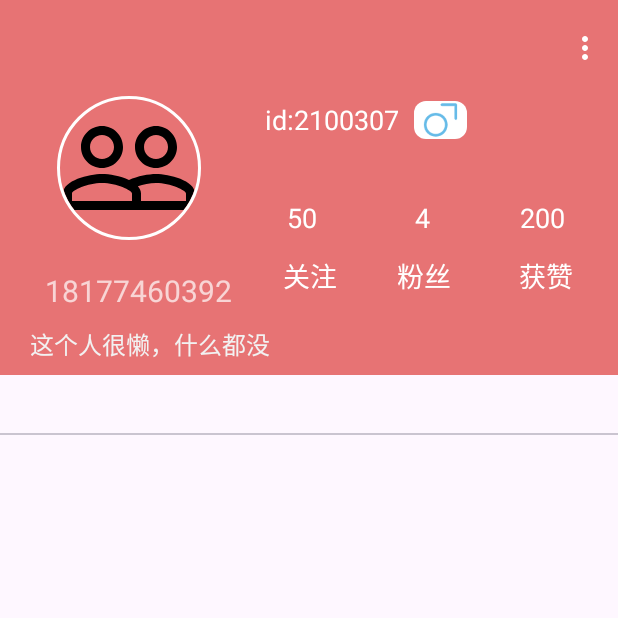
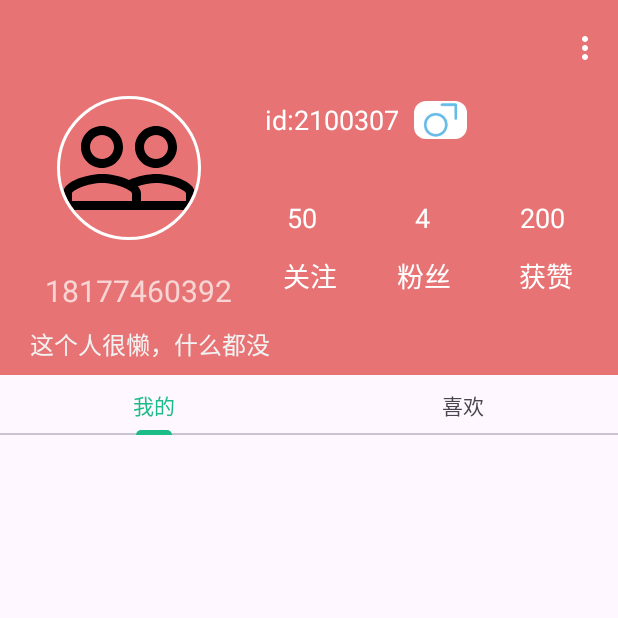
Before and after one commit to qinqin123555/PhototSharing, an Android app: the fragment PersonalCenterFragment shown on its own in the app's theme, on a phone screen of 412 x 824 dp, the top half of it. Run offline under Robolectric (Android 15) with nearby library versions, the phone set to English and light mode, and no system bars; our stand-ins replace CircleImageView; pictures from the network do not load; 1 statement that could not run was skipped.

Commit message:
个人中心我的+喜欢

```diff
--- a/app/src/main/java/com/example/phototsharing/fragment/PersonalCenterFragment.java
+++ b/app/src/main/java/com/example/phototsharing/fragment/PersonalCenterFragment.java
@@ -1,14 +1,25 @@
 package com.example.phototsharing.fragment;
 
+import android.annotation.SuppressLint;
 import android.os.Bundle;
 
+import androidx.annotation.NonNull;
+import androidx.annotation.Nullable;
 import androidx.fragment.app.Fragment;
+import androidx.viewpager2.widget.ViewPager2;
 
 import android.view.LayoutInflater;
+import android.view.MotionEvent;
 import android.view.View;
 import android.view.ViewGroup;
 
 import com.example.phototsharing.R;
+import com.example.phototsharing.adapter.HomeFragmentAdapter;
+import com.google.android.material.tabs.TabLayout;
+import com.google.android.material.tabs.TabLayoutMediator;
+
+import java.util.ArrayList;
+import java.util.List;
 
 /**
  * A simple {@link Fragment} subclass.
@@ -17,38 +28,32 @@ import com.example.phototsharing.R;
  */
 public class PersonalCenterFragment extends Fragment {
 
-    // TODO: Rename parameter arguments, choose names that match
-    // the fragment initialization parameters, e.g. ARG_ITEM_NUMBER
     private static final String ARG_PARAM1 = "param1";
     private static final String ARG_PARAM2 = "myUserName";
     private static final String ARG_PARAM3 = "myUserId";
 
-    // TODO: Rename and change types of parameters
-    private String mParam1;
-    private String mParam2;
-    private String mParam3;
+    private ViewPager2 homeViewPager;
+    private TabLayout homeTabLayout;
+    private List<Fragment> homeFragmentList;
+    private List<String> homeItemTitles;
+    private HomeFragmentAdapter homeFragmentAdapter;
 
     private long myUserId;
+    private String myUserName;
+
+
 
     public PersonalCenterFragment() {
         // Required empty public constructor
     }
 
-    /**
-     * Use this factory method to create a new instance of
-     * this fragment using the provided parameters.
-     *
-     * @param param1 Parameter 1.
-     * @param param2 Parameter 2.
-     * @return A new instance of fragment PersonalCenterFragment.
-     */
-    // TODO: Rename and change types and number of parameters
-    public static PersonalCenterFragment newInstance(String param1, String param2,long param3) {
+
+    public static PersonalCenterFragment newInstance(String title, String myUserName,long myUserId) {
         PersonalCenterFragment fragment = new PersonalCenterFragment();
         Bundle args = new Bundle();
-        args.putString(ARG_PARAM1, param1);
-        args.putString(ARG_PARAM2, param2);
-        args.putLong(ARG_PARAM3, param3);
+        args.putString(ARG_PARAM1, title);
+        args.putString(ARG_PARAM2, myUserName);
+        args.putLong(ARG_PARAM3,myUserId);
         fragment.setArguments(args);
         return fragment;
     }
@@ -56,17 +61,52 @@ public class PersonalCenterFragment extends Fragment {
     @Override
     public void onCreate(Bundle savedInstanceState) {
         super.onCreate(savedInstanceState);
+
+
         if (getArguments() != null) {
-            mParam1 = getArguments().getString(ARG_PARAM1);
-            mParam2 = getArguments().getString(ARG_PARAM2);
-            mParam3 = getArguments().getString(ARG_PARAM3);
+            myUserId = getArguments().getLong("myUserId");
+            myUserName = getArguments().getString("myUserName");
         }
+
+
     }
 
     @Override
     public View onCreateView(LayoutInflater inflater, ViewGroup container,
                              Bundle savedInstanceState) {
-        // Inflate the layout for this fragment
         return inflater.inflate(R.layout.fragment_personal_center, container, false);
     }
+
+    @SuppressLint("ClickableViewAccessibility")
+    @Override
+    public void onViewCreated(@NonNull View view, @Nullable Bundle savedInstanceState) {
+        super.onViewCreated(view, savedInstanceState);
+
+        homeViewPager = view.findViewById(R.id.home_page);
+        homeTabLayout = view.findViewById(R.id.home_tab_layout);
+
+        initData();
+        homeFragmentAdapter = new HomeFragmentAdapter(getChildFragmentManager(),getLifecycle(),homeFragmentList,homeItemTitles);
+        homeViewPager.setAdapter(homeFragmentAdapter);
+        homeViewPager.setOnTouchListener(new View.OnTouchListener() {
+            @Override
+            public boolean onTouch(View view, MotionEvent motionEvent) {
+                return true;
+            }
+        });
+        TabLayoutMediator tabLayoutMediator = new TabLayoutMediator(homeTabLayout, homeViewPager,
+                (tab, position) -> tab.setText(homeItemTitles.get(position)));
+        tabLayoutMediator.attach();
+    }
+
+    private void initData() {
+        homeFragmentList = new ArrayList<>();
+        homeItemTitles = new ArrayList<>();
+        HomeLikeFragment homeLikeFragment = HomeLikeFragment.newInstance(myUserId,myUserName);
+        HomeFocusFragment homeFocusFragment = HomeFocusFragment.newInstance(myUserId,myUserName);
+        homeFragmentList.add(homeFocusFragment);
+        homeFragmentList.add(homeLikeFragment);
+        homeItemTitles.add("我的");
+        homeItemTitles.add("喜欢");
+    }
 }
--- a/app/src/main/res/layout/fragment_personal_center.xml
+++ b/app/src/main/res/layout/fragment_personal_center.xml
@@ -90,10 +90,12 @@
 
                     </com.google.android.material.tabs.TabLayout>
 
-                    <androidx.viewpager.widget.ViewPager
+                    <androidx.viewpager2.widget.ViewPager2
                         android:id="@+id/home_page"
                         android:layout_width="match_parent"
-                        android:layout_height="wrap_content"></androidx.viewpager.widget.ViewPager>
+                        android:layout_height="wrap_content">
+
+                    </androidx.viewpager2.widget.ViewPager2>
 
                 </LinearLayout>
 
--- a/app/src/main/res/layout/personal_center.xml
+++ /dev/null
@@ -1,6 +0,0 @@
-<?xml version="1.0" encoding="utf-8"?>
-<androidx.constraintlayout.widget.ConstraintLayout xmlns:android="http://schemas.android.com/apk/res/android"
-             android:layout_width="match_parent"
-             android:layout_height="match_parent">
-
-</androidx.constraintlayout.widget.ConstraintLayout>
```
Also changed, not shown: 1 other file.
